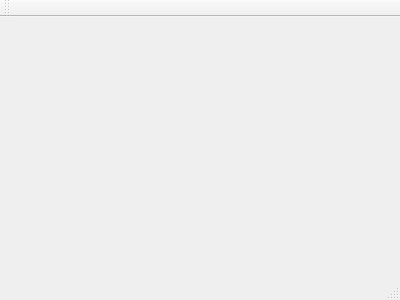
Above: mainwindow.ui from GoldGshok/ReplaceEquipment before the change. Below: the same form after it.
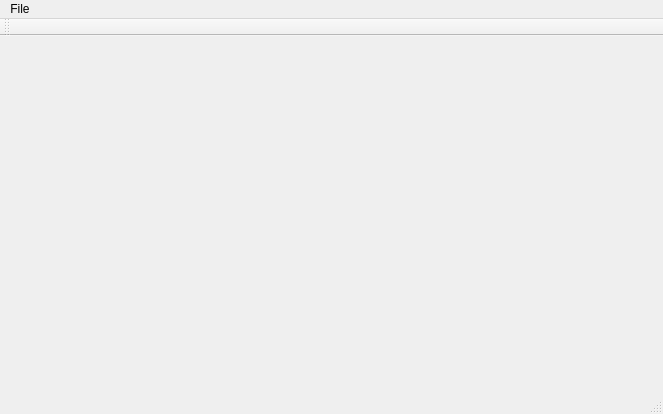
That is the form after the change.

Commit message: solved table

Patch:
```diff
--- a/mainwindow.ui
+++ b/mainwindow.ui
@@ -1,24 +1,51 @@
 <ui version="4.0">
  <class>MainWindow</class>
- <widget class="QMainWindow" name="MainWindow" >
-  <property name="geometry" >
+ <widget class="QMainWindow" name="MainWindow">
+  <property name="geometry">
    <rect>
     <x>0</x>
     <y>0</y>
-    <width>400</width>
-    <height>300</height>
+    <width>663</width>
+    <height>414</height>
    </rect>
   </property>
   <property name="windowTitle" >
    <string>MainWindow</string>
   </property>
-  <widget class="QMenuBar" name="menuBar" />
-  <widget class="QToolBar" name="mainToolBar" />
-  <widget class="QWidget" name="centralWidget" />
-  <widget class="QStatusBar" name="statusBar" />
+  <widget class="QWidget" name="centralWidget"/>
+  <widget class="QMenuBar" name="menuBar">
+   <property name="geometry">
+    <rect>
+     <x>0</x>
+     <y>0</y>
+     <width>663</width>
+     <height>21</height>
+    </rect>
+   </property>
+   <widget class="QMenu" name="menuFile">
+    <property name="title">
+     <string>File</string>
+    </property>
+    <addaction name="readFile"/>
+   </widget>
+   <addaction name="menuFile"/>
+  </widget>
+  <widget class="QToolBar" name="mainToolBar">
+   <attribute name="toolBarArea">
+    <enum>TopToolBarArea</enum>
+   </attribute>
+   <attribute name="toolBarBreak">
+    <bool>false</bool>
+   </attribute>
+  </widget>
+  <widget class="QStatusBar" name="statusBar"/>
+  <action name="readFile">
+   <property name="text">
+    <string>Считать данные</string>
+   </property>
+  </action>
  </widget>
- <layoutDefault spacing="6" margin="11" />
- <pixmapfunction></pixmapfunction>
+ <layoutdefault spacing="6" margin="11"/>
  <resources/>
  <connections/>
 </ui>
```
Left out of the diff: 3 changed lines with no effect on the pictures. The commit also changes 2 other files.
